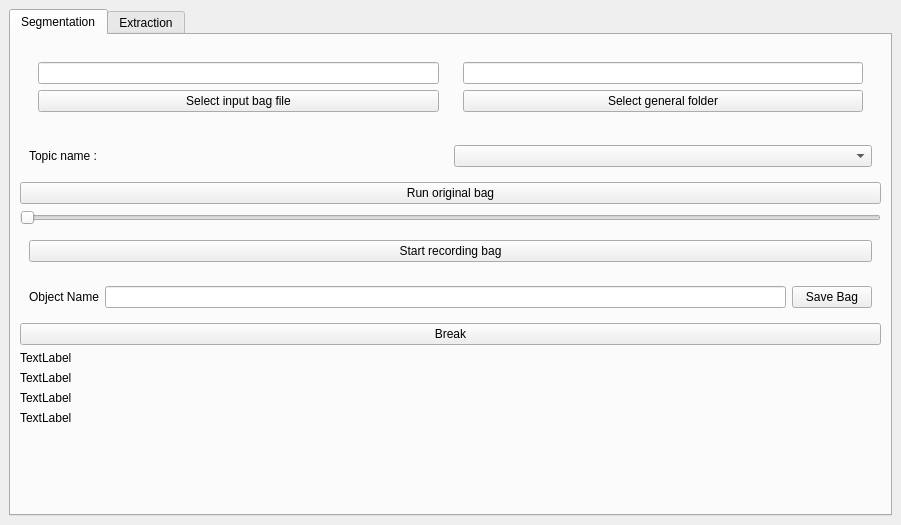
Old version of the form rqt_manage_bag/resource/mainwindow.ui in the repository sonia-auv/rqt_sonia_plugins.
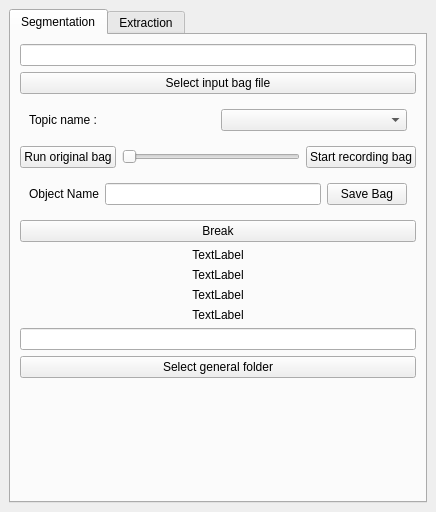
New version of the form.

Commit message: Replay works, not recording, still bugs in replay (stop replay needs to be fixed)

```diff
--- a/rqt_manage_bag/resource/mainwindow.ui
+++ b/rqt_manage_bag/resource/mainwindow.ui
@@ -6,8 +6,8 @@
    <rect>
     <x>0</x>
     <y>0</y>
-    <width>901</width>
-    <height>525</height>
+    <width>436</width>
+    <height>512</height>
    </rect>
   </property>
   <property name="windowTitle">
@@ -32,12 +32,6 @@
        </attribute>
        <layout class="QVBoxLayout" name="verticalLayout_3">
         <item>
-         <widget class="QWidget" name="widget_4" native="true">
-          <layout class="QHBoxLayout" name="horizontalLayout">
-           <item>
-            <widget class="QWidget" name="widget_5" native="true">
-             <layout class="QVBoxLayout" name="verticalLayout_5">
-              <item>
                <widget class="QLineEdit" name="inputBag"/>
               </item>
               <item>
@@ -47,28 +41,6 @@
                 </property>
                </widget>
               </item>
-             </layout>
-            </widget>
-           </item>
-           <item>
-            <widget class="QWidget" name="widget" native="true">
-             <layout class="QVBoxLayout" name="verticalLayout_4">
-              <item>
-               <widget class="QLineEdit" name="outputFolder"/>
-              </item>
-              <item>
-               <widget class="QPushButton" name="selectOutputFolder">
-                <property name="text">
-                 <string>Select general folder</string>
-                </property>
-               </widget>
-              </item>
-             </layout>
-            </widget>
-           </item>
-          </layout>
-         </widget>
-        </item>
         <item>
          <widget class="QWidget" name="widget_2" native="true">
           <property name="maximumSize">
@@ -92,6 +64,8 @@
          </widget>
         </item>
         <item>
+         <layout class="QHBoxLayout" name="horizontalLayout">
+          <item>
          <widget class="QPushButton" name="runPushButton">
           <property name="text">
            <string>Run original bag</string>
@@ -112,15 +86,6 @@
          </widget>
         </item>
         <item>
-         <widget class="QWidget" name="widget_7" native="true">
-          <property name="maximumSize">
-           <size>
-            <width>200000</width>
-            <height>60</height>
-           </size>
-          </property>
-          <layout class="QVBoxLayout" name="verticalLayout_2">
-           <item>
             <widget class="QPushButton" name="startStopPushButton">
              <property name="text">
               <string>Start recording bag</string>
@@ -128,7 +93,6 @@
             </widget>
            </item>
           </layout>
-         </widget>
         </item>
         <item>
          <widget class="QWidget" name="widget_3" native="true">
@@ -171,6 +135,9 @@
           <property name="text">
            <string>TextLabel</string>
           </property>
+          <property name="alignment">
+           <set>Qt::AlignCenter</set>
+          </property>
          </widget>
         </item>
         <item>
@@ -178,6 +145,9 @@
           <property name="text">
            <string>TextLabel</string>
           </property>
+          <property name="alignment">
+           <set>Qt::AlignCenter</set>
+          </property>
          </widget>
         </item>
         <item>
@@ -185,6 +155,9 @@
           <property name="text">
            <string>TextLabel</string>
           </property>
+          <property name="alignment">
+           <set>Qt::AlignCenter</set>
+          </property>
          </widget>
         </item>
         <item>
@@ -192,6 +165,19 @@
           <property name="text">
            <string>TextLabel</string>
           </property>
+          <property name="alignment">
+           <set>Qt::AlignCenter</set>
+          </property>
+         </widget>
+        </item>
+        <item>
+         <widget class="QLineEdit" name="outputFolder"/>
+        </item>
+        <item>
+         <widget class="QPushButton" name="selectOutputFolder">
+          <property name="text">
+           <string>Select general folder</string>
+          </property>
          </widget>
         </item>
         <item>
@@ -199,13 +185,10 @@
           <property name="orientation">
            <enum>Qt::Vertical</enum>
           </property>
-          <property name="sizeType">
-           <enum>QSizePolicy::MinimumExpanding</enum>
-          </property>
           <property name="sizeHint" stdset="0">
            <size>
-            <width>30</width>
-            <height>50</height>
+            <width>20</width>
+            <height>40</height>
            </size>
           </property>
          </spacer>
```
Lines whose indentation alone changed are shown as unchanged. The commit also changes 1 other file.
